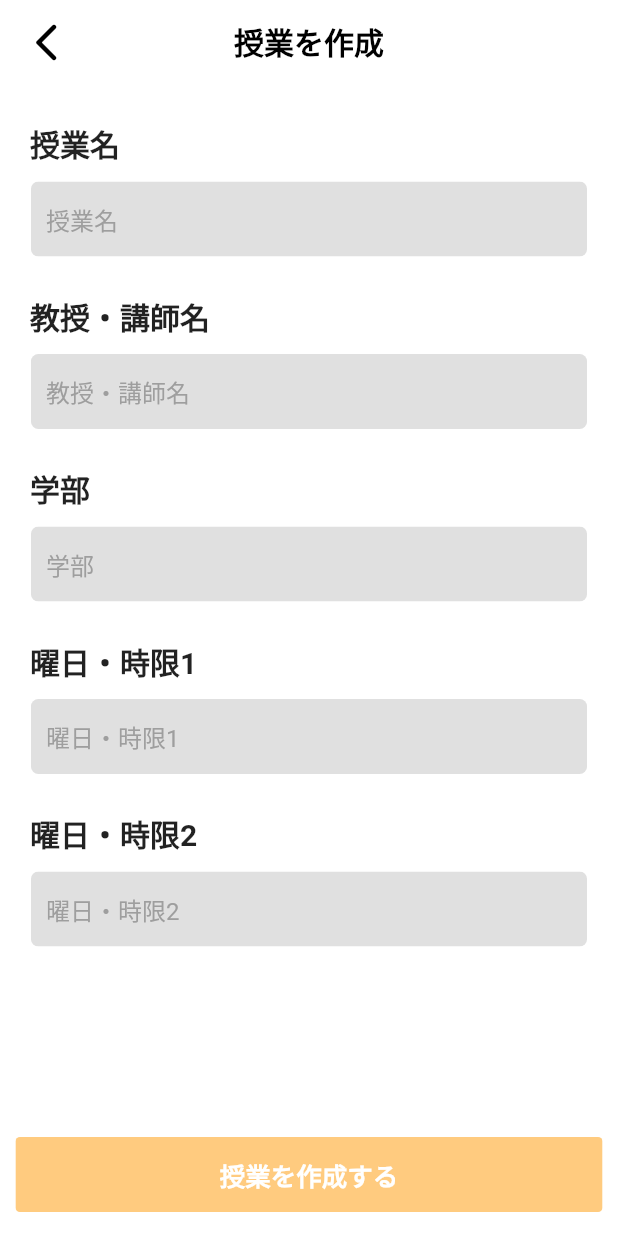
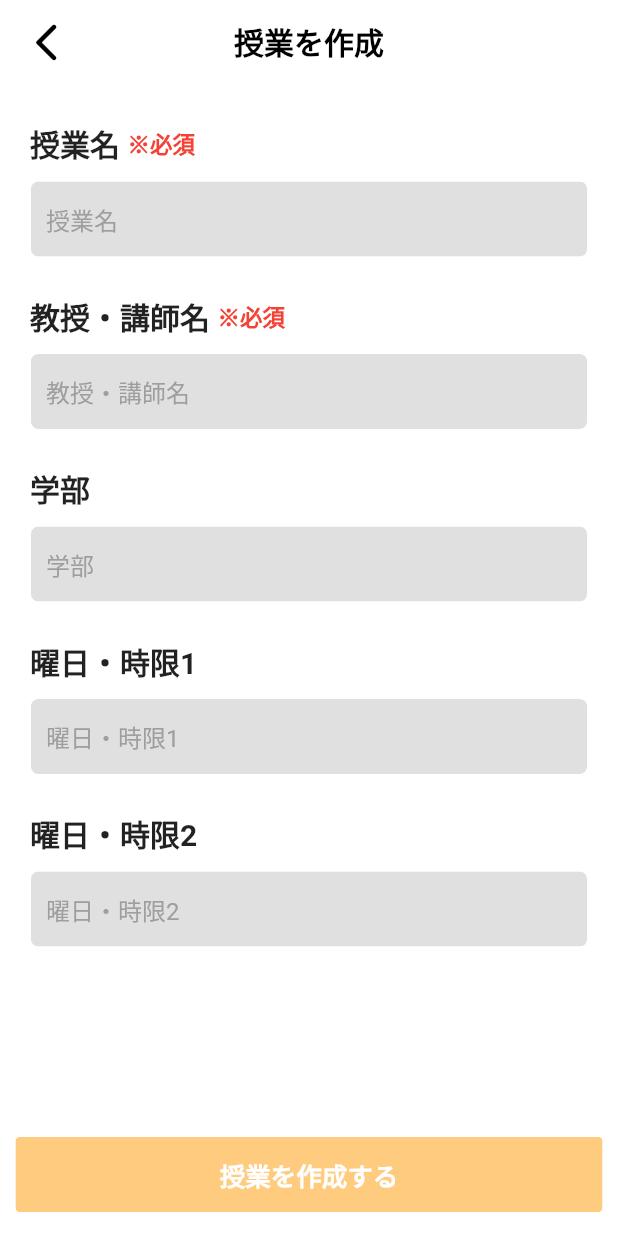
Before and after one commit to SeyaKen/JugyouRogu, a Flutter app: the AddClass screen opened directly, after a tap on "授業を作成する", on a phone screen of 412 x 824 dp. Run offline on Flutter 3.47's test engine with Material 2 defaults, Android fonts, the phone set to English and light mode, and no system bars; our stand-ins replace cloud_firestore, firebase_auth, firebase_core, firebase_storage, font_awesome_flutter, google_mobile_ads and 3 more; accounts and stored records are empty.

Commit message:
Almost have made

```diff
--- a/lib/ AddClass/add_class.dart
+++ b/lib/ AddClass/add_class.dart
@@ -113,6 +113,18 @@ class _AddClassState extends State<AddClass> {
                                     fontWeight: FontWeight.bold,
                                   ),
                                 ),
+                                index == 0 || index == 1
+                                ? const SizedBox(
+                                  width: 5,
+                                ): Container(),
+                                index == 0 || index == 1 ? const Text(
+                                  '※必須',
+                                  style: TextStyle(
+                                    fontSize: 15,
+                                    fontWeight: FontWeight.bold,
+                                    color: Colors.red,
+                                  ),
+                                ) : Container(),
                               ],
                             ),
                             const SizedBox(
@@ -295,25 +307,32 @@ class _AddClassState extends State<AddClass> {
       floatingActionButton: ClipRRect(
         borderRadius: BorderRadius.circular(3),
         child: Container(
-          color: ClassName0 != null && ClassName1 != null
+          color: ClassName0 != null &&
+                  ClassName1 != null &&
+                  ClassName0 != '' &&
+                  ClassName1 != ''
               ? Colors.orange
               : Colors.orange.withOpacity(0.5),
           width: MediaQuery.of(context).size.width * 0.95,
           height: 50,
           child: InkWell(
-              onTap: () {
-                DatabaseService(uid)
-                    .ChouhukuKakunin(
-                        ClassName0, ClassName1!.replaceAll(RegExp(r'\s'), ''))
-                    .then((value) {
-                  print(value.length);
+              onTap: () async {
+                var dataLengthsource = DatabaseService(uid).ChouhukuKakunin(
+                    ClassName0, ClassName1!.replaceAll(RegExp(r'\s'), ''));
+                var querySnapshot = await dataLengthsource.get();
+                var totalEquals = querySnapshot.docs.length;
                 allString =
                     '$ClassName0$ClassName1$ClassName2$ClassName3$ClassName4';
+                if (ClassName0 != null &&
+                    ClassName1 != null &&
+                    ClassName0 != '' &&
+                    ClassName1 != '') {
+                  // 授業が重複していない場合
+                  if (totalEquals == 0) {
                     for (int i = 0; i < allString.length - 1; i++) {
                       forSearchList[allString.substring(i, i + 2)] = true;
                       if (i == allString.length - 2) {
                         // 全ての処理が終わったら、データベースに格納する関数。
-                      if (ClassName0 != null && ClassName1 != null) {
                         FirebaseFirestore.instance
                             .collection('classes')
                             .doc()
@@ -346,12 +365,30 @@ class _AddClassState extends State<AddClass> {
                                   MainPage(currenttab: 0),
                               transitionDuration: const Duration(seconds: 0),
                             ));
-                      } else {
-                        // ここで授業名を追加してくださいの警告？を出す
                       }
                     }
+                  } else {
+                    // 授業が元々入っている場合のアラート？
+                    // ここで授業名を追加してくださいの警告？を出す
+                    showCupertinoDialog(
+                      context: context,
+                      builder: (context) {
+                        return CupertinoAlertDialog(
+                          title: const Text('この授業は既に存在します'),
+                          content: const Text('ホーム画面から検索してください'),
+                          actions: [
+                            CupertinoDialogAction(
+                              child: const Text('閉じる'),
+                              onPressed: () {
+                                Navigator.pop(context);
+                              },
+                            ),
+                          ],
+                        );
+                      },
+                    );
                   }
-                });
+                }
               },
               child: const Center(
                   child: Text('授業を作成する',
```
Also changed, not shown: lib/Service/database.dart (+6 -5 lines). Lines whose indentation alone changed are shown as unchanged.
